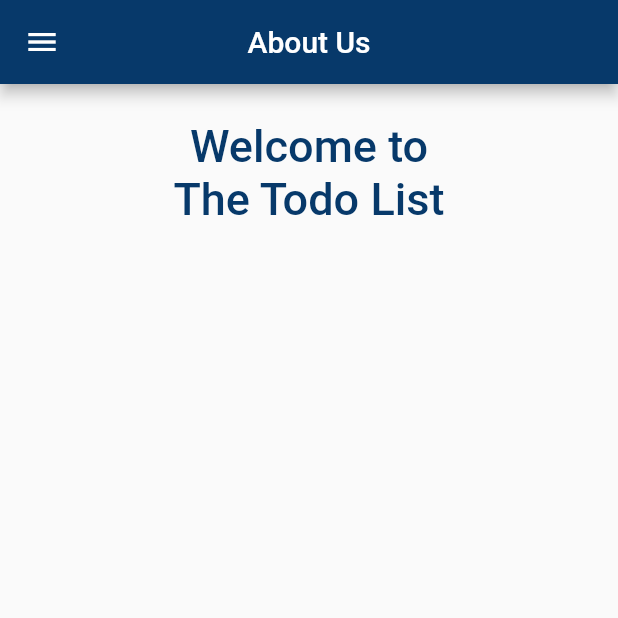
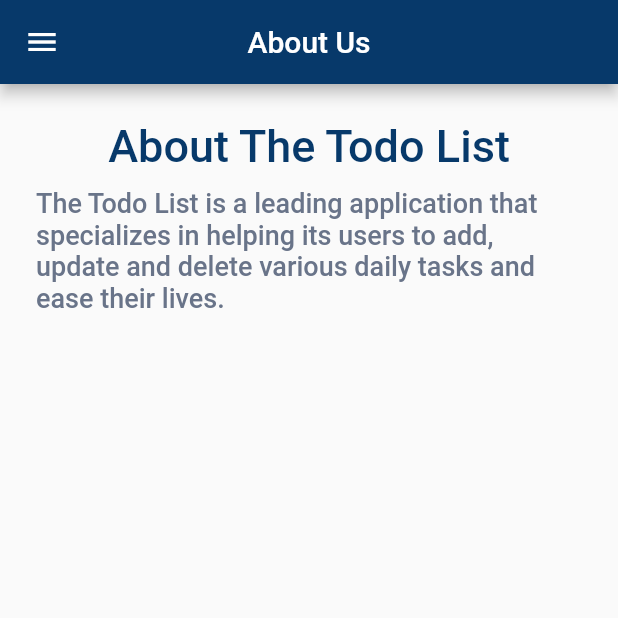
Before and after one commit to aunshpatel/flutter-todo_list, a Flutter app: the AboutPage screen opened by its route, on a phone screen of 412 x 824 dp, the top half of it. Run offline on Flutter 3.47's test engine with Material 3 defaults, Android fonts, the phone set to English and light mode, and no system bars; our stand-ins replace animated_splash_screen, shared_preferences; accounts and stored records are empty.

Commit message:
Update about page

```diff
--- a/lib/screens/about_page.dart
+++ b/lib/screens/about_page.dart
@@ -42,13 +42,24 @@ class _AboutPageState extends State<AboutPage> {
               crossAxisAlignment: CrossAxisAlignment.center,
               mainAxisAlignment: MainAxisAlignment.center,
               children: [
-                Center(
-                  child: Column(
-                    children: [
-                      Text("Welcome to", style: kHomePageTitle),
-                      Text("The Todo List", style: kHomePageTitle),
-                    ],
-                  ),
+                Column(
+                  children: [
+                    Row(
+                      mainAxisAlignment: MainAxisAlignment.center,
+                      children: [
+                        Text("About The Todo List", style: kHomePageTitle),
+                      ],
+                    ),
+                    SizedBox(height: 10,),
+                    Row(
+                      mainAxisAlignment: MainAxisAlignment.center,
+                      children: [
+                        Flexible(
+                          child: Text("The Todo List is a leading application that specializes in helping its users to add, update and delete various daily tasks and ease their lives.", style: kLightRegularTextStyle),
+                        )
+                      ],
+                    ),
+                  ],
                 )
               ],
             ),
```
Also changed, not shown: lib/screens/widgets/consts.dart (+80 -72 lines).
